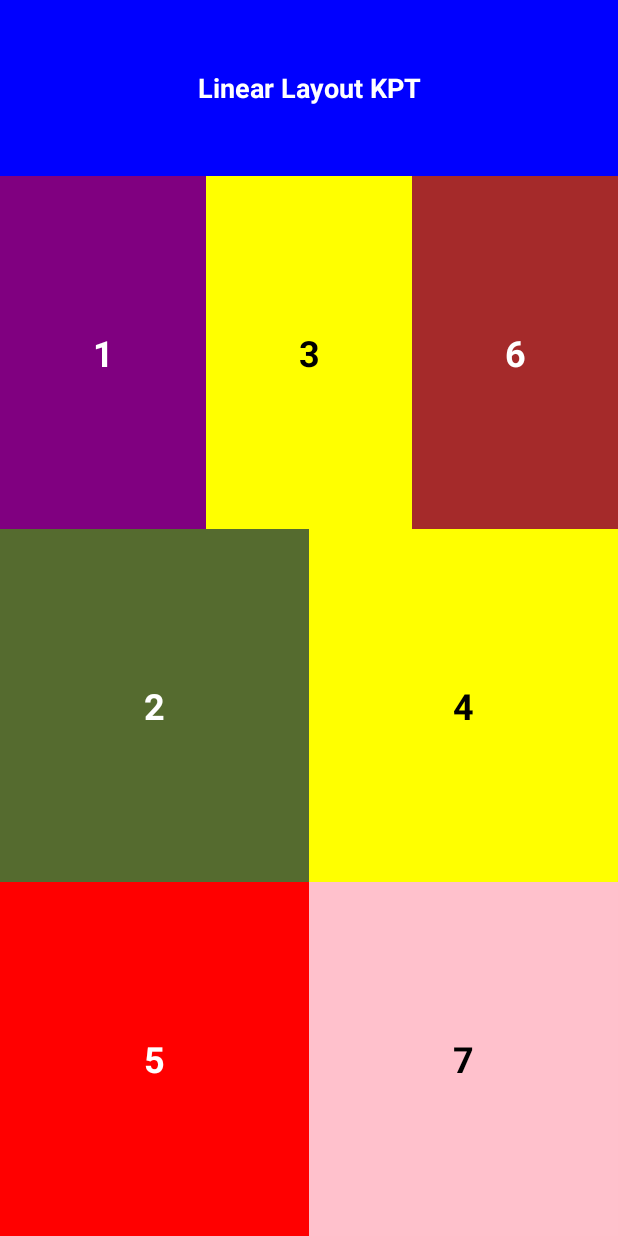
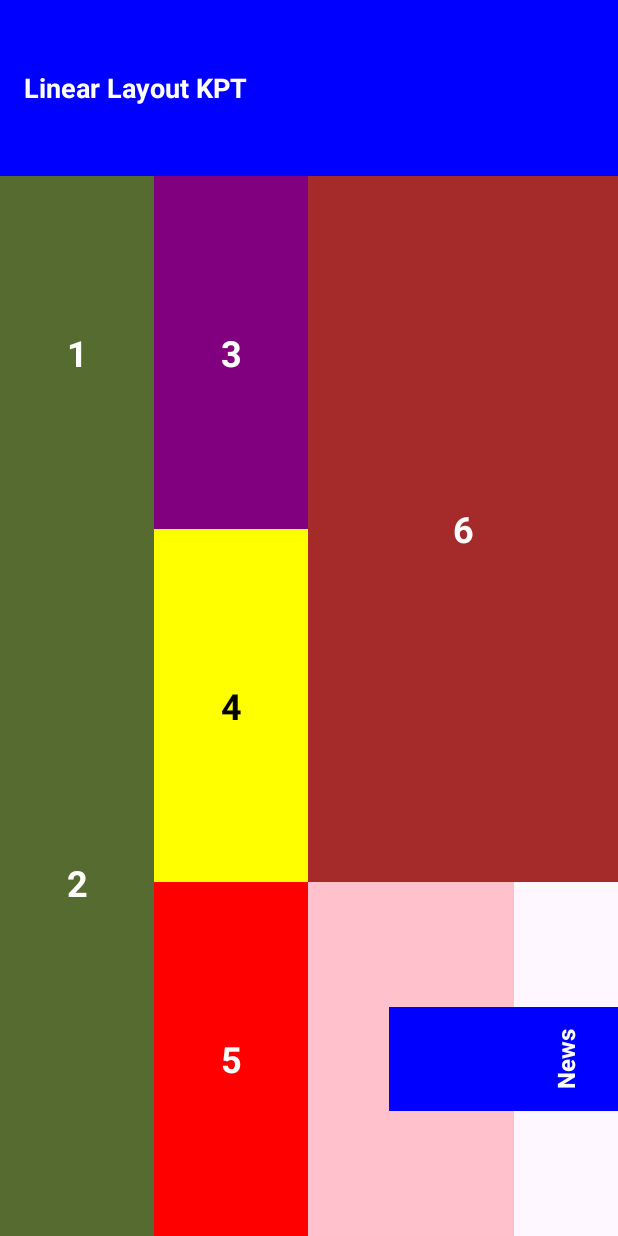
Before and after one commit to fishmakeweb/PRM392-LAB, an Android app: the Layout2Activity screen opened directly, with no data from a screen before it, on a phone screen of 412 x 824 dp. Run offline under Robolectric (Android 15) with nearby library versions, the phone set to English and light mode, and no system bars.

Commit message:
fix layout 2

```diff
--- a/Lab01/app/src/main/res/layout/layout2_numbered_grid.xml
+++ b/Lab01/app/src/main/res/layout/layout2_numbered_grid.xml
@@ -13,21 +13,30 @@
         android:text="@string/linear_layout_kpt"
         android:textColor="@color/white"
         android:textStyle="bold"
-        android:gravity="center"
+        android:gravity="center_vertical|start"
+        android:paddingStart="16dp"
+        android:paddingEnd="16dp"
         android:textSize="18sp" />
 
-    <!-- Row 1: 1, 3, 6 -->
+    <!-- Main content area -->
     <LinearLayout
         android:layout_width="match_parent"
         android:layout_height="0dp"
-        android:layout_weight="2"
+        android:layout_weight="6"
         android:orientation="horizontal">
 
-        <TextView
+        <!-- Left column with 1, 2 -->
+        <LinearLayout
             android:layout_width="0dp"
             android:layout_height="match_parent"
             android:layout_weight="1"
-            android:background="@color/purple"
+            android:orientation="vertical">
+
+            <TextView
+                android:layout_width="match_parent"
+                android:layout_height="0dp"
+                android:layout_weight="1"
+                android:background="@color/olive"
                 android:text="@string/number_1"
                 android:textColor="@color/white"
                 android:textStyle="bold"
@@ -35,11 +44,92 @@
                 android:textSize="24sp" />
 
             <TextView
+                android:layout_width="match_parent"
+                android:layout_height="0dp"
+                android:layout_weight="2"
+                android:background="@color/olive"
+                android:text="@string/number_2"
+                android:textColor="@color/white"
+                android:textStyle="bold"
+                android:gravity="center"
+                android:textSize="24sp" />
+
+        </LinearLayout>
+
+        <!-- Middle column with 3, 4, 5 -->
+        <LinearLayout
             android:layout_width="0dp"
             android:layout_height="match_parent"
             android:layout_weight="1"
+            android:orientation="vertical">
+
+            <TextView
+                android:layout_width="match_parent"
+                android:layout_height="0dp"
+                android:layout_weight="1"
+                android:background="@color/purple"
+                android:text="@string/number_3"
+                android:textColor="@color/white"
+                android:textStyle="bold"
+                android:gravity="center"
+                android:textSize="24sp" />
+
+            <TextView
+                android:layout_width="match_parent"
+                android:layout_height="0dp"
+                android:layout_weight="1"
                 android:background="@color/yellow"
-            android:text="@string/number_3"
+                android:text="@string/number_4"
+                android:textColor="@color/black"
+                android:textStyle="bold"
+                android:gravity="center"
+                android:textSize="24sp" />
+
+            <TextView
+                android:layout_width="match_parent"
+                android:layout_height="0dp"
+                android:layout_weight="1"
+                android:background="@color/red"
+                android:text="@string/number_5"
+                android:textColor="@color/white"
+                android:textStyle="bold"
+                android:gravity="center"
+                android:textSize="24sp" />
+
+        </LinearLayout>
+
+        <!-- Right section with 6, 7, News -->
+        <LinearLayout
+            android:layout_width="0dp"
+            android:layout_height="match_parent"
+            android:layout_weight="2"
+            android:orientation="vertical">
+
+            <!-- Top section with 6 -->
+            <TextView
+                android:layout_width="match_parent"
+                android:layout_height="0dp"
+                android:layout_weight="2"
+                android:background="@color/brown"
+                android:text="@string/number_6"
+                android:textColor="@color/white"
+                android:textStyle="bold"
+                android:gravity="center"
+                android:textSize="24sp" />
+
+            <!-- Bottom section with 7 and News -->
+            <LinearLayout
+                android:layout_width="match_parent"
+                android:layout_height="0dp"
+                android:layout_weight="1"
+                android:orientation="horizontal">
+
+                <TextView
+                    android:layout_width="0dp"
+                    android:layout_height="match_parent"
+                    android:layout_weight="2"
+                    android:background="@color/pink"
+                    android:text="@string/number_7"
                     android:textColor="@color/black"
                     android:textStyle="bold"
                     android:gravity="center"
@@ -49,75 +139,18 @@
                     android:layout_width="0dp"
                     android:layout_height="match_parent"
                     android:layout_weight="1"
-            android:background="@color/brown"
-            android:text="@string/number_6"
+                    android:background="@color/blue"
+                    android:text="News"
                     android:textColor="@color/white"
                     android:textStyle="bold"
                     android:gravity="center"
-            android:textSize="24sp" />
-
-    </LinearLayout>
-
-    <!-- Row 2: 2, 4 -->
-    <LinearLayout
-        android:layout_width="match_parent"
-        android:layout_height="0dp"
-        android:layout_weight="2"
-        android:orientation="horizontal">
-
-        <TextView
-            android:layout_width="0dp"
-            android:layout_height="match_parent"
-            android:layout_weight="1"
-            android:background="@color/olive"
-            android:text="@string/number_2"
-            android:textColor="@color/white"
-            android:textStyle="bold"
-            android:gravity="center"
-            android:textSize="24sp" />
-
-        <TextView
-            android:layout_width="0dp"
-            android:layout_height="match_parent"
-            android:layout_weight="1"
-            android:background="@color/yellow"
-            android:text="@string/number_4"
-            android:textColor="@color/black"
-            android:textStyle="bold"
-            android:gravity="center"
-            android:textSize="24sp" />
-
-    </LinearLayout>
-
-    <!-- Row 3: 5, 7 -->
-    <LinearLayout
-        android:layout_width="match_parent"
-        android:layout_height="0dp"
-        android:layout_weight="2"
-        android:orientation="horizontal">
-
-        <TextView
-            android:layout_width="0dp"
-            android:layout_height="match_parent"
-            android:layout_weight="1"
-            android:background="@color/red"
-            android:text="@string/number_5"
-            android:textColor="@color/white"
-            android:textStyle="bold"
-            android:gravity="center"
-            android:textSize="24sp" />
-
-        <TextView
-            android:layout_width="0dp"
-            android:layout_height="match_parent"
-            android:layout_weight="1"
-            android:background="@color/pink"
-            android:text="@string/number_7"
-            android:textColor="@color/black"
-            android:textStyle="bold"
-            android:gravity="center"
-            android:textSize="24sp" />
+                    android:textSize="16sp"
+                    android:rotation="270" />
 
             </LinearLayout>
 
         </LinearLayout>
+
+    </LinearLayout>
+
+</LinearLayout>
```
Also changed, not shown: 1 other file. Lines whose indentation alone changed are shown as unchanged.
